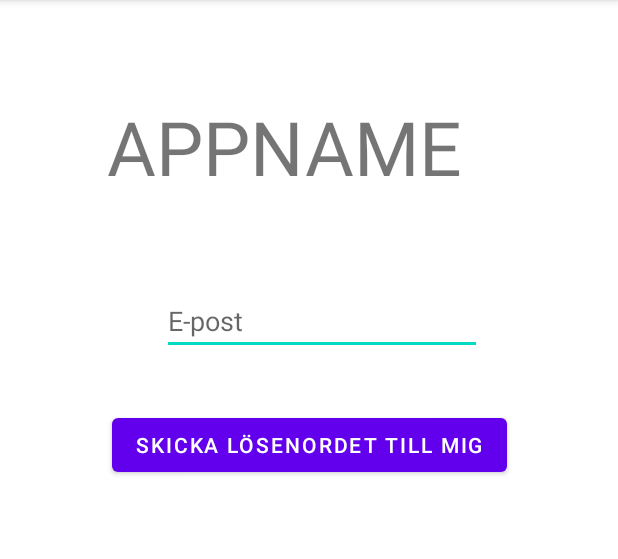
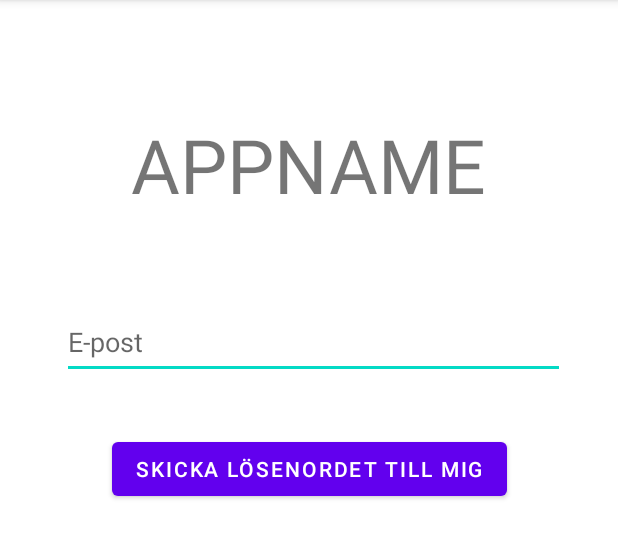
Before and after one commit to angelicaengstrom/ig028g-statti, an Android app: the forgetPassword screen opened directly, with no data from a screen before it, on a phone screen of 412 x 824 dp, the part 84-643 px from its top. Run offline under Robolectric (Android 15) with nearby library versions, the phone set to English and light mode, and no system bars.

Commit message:
Update activity_forget_password.xml

```diff
--- a/MyApplication3/app/src/main/res/layout/activity_forget_password.xml
+++ b/MyApplication3/app/src/main/res/layout/activity_forget_password.xml
@@ -8,8 +8,8 @@
 
     <EditText
         android:id="@+id/email"
-        android:layout_width="wrap_content"
-        android:layout_height="wrap_content"
+        android:layout_width="335dp"
+        android:layout_height="49dp"
         android:layout_marginTop="48dp"
         android:ems="10"
         android:hint="E-post"
@@ -23,15 +23,16 @@
         android:id="@+id/banner"
         android:layout_width="286dp"
         android:layout_height="79dp"
-        android:layout_marginTop="64dp"
+        android:layout_marginTop="76dp"
         android:gravity="center_horizontal"
         android:text="APPNAME"
         android:textAlignment="center"
         android:textSize="50sp"
         app:layout_constraintEnd_toEndOf="parent"
-        app:layout_constraintHorizontal_bias="0.369"
+        app:layout_constraintHorizontal_bias="0.496"
         app:layout_constraintStart_toStartOf="parent"
         app:layout_constraintTop_toTopOf="parent" />
+
     <Button
         android:id="@+id/resetPassword"
         android:layout_width="wrap_content"
```
